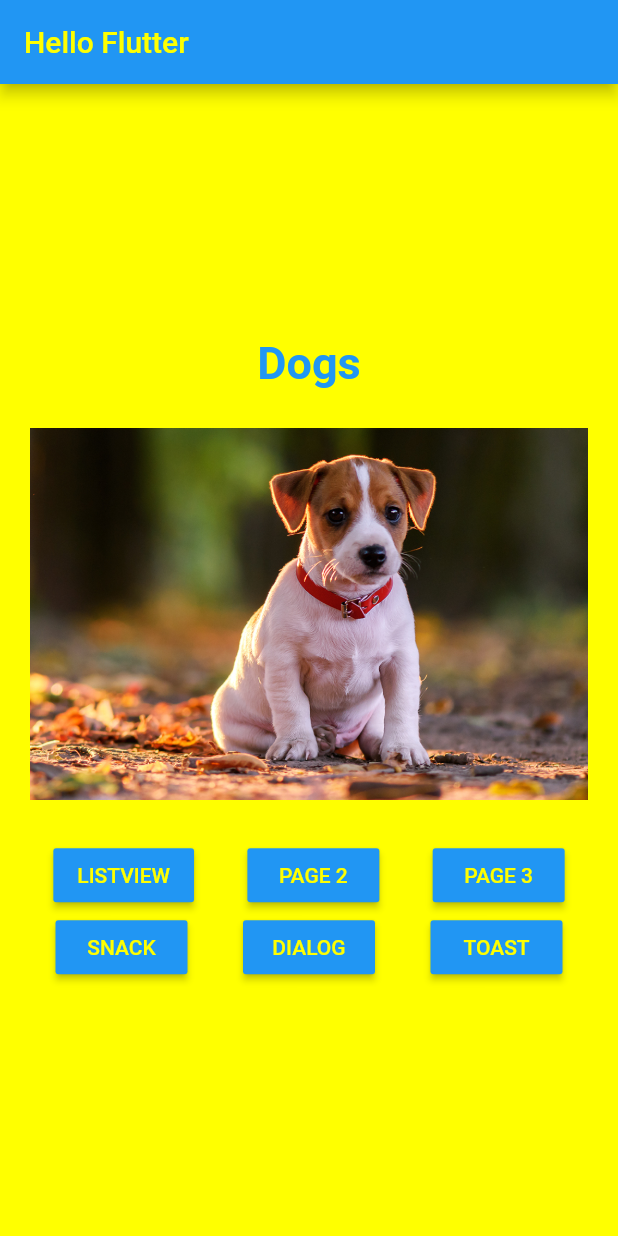
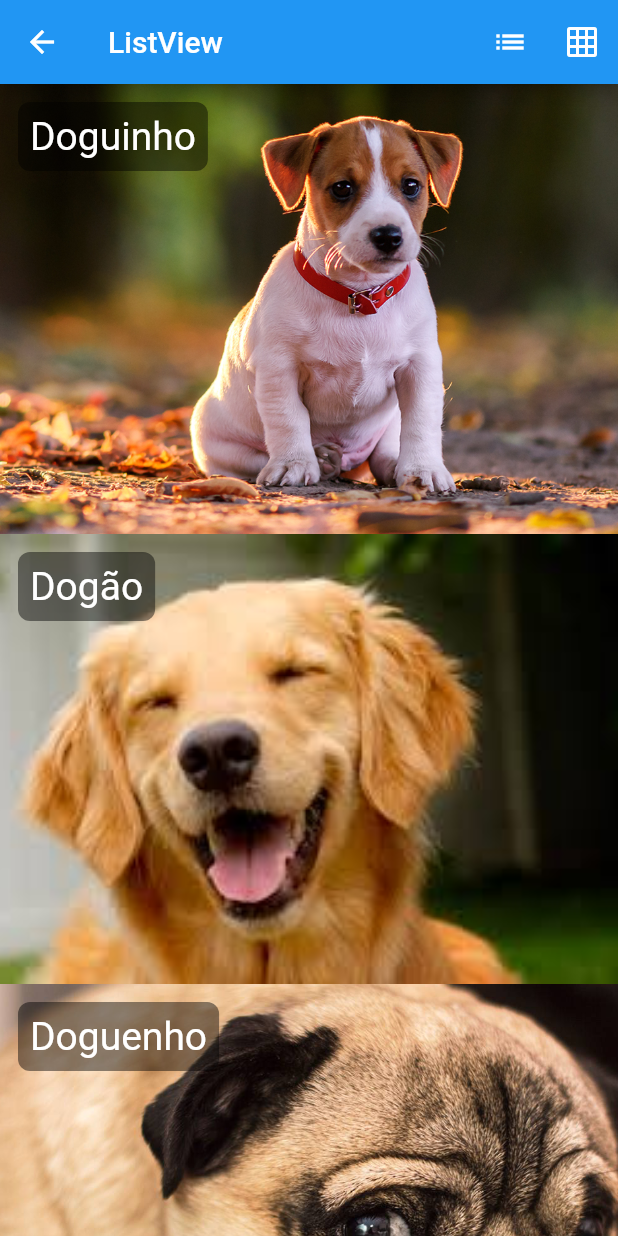
Before and after one commit to luizjacomn/widgets_test, a Flutter app: the screen it shows after launch, after a tap on "LISTVIEW", on a phone screen of 412 x 824 dp. Run offline on Flutter 3.47's test engine with Material 2 defaults, Android fonts, the phone set to English and light mode, and no system bars.

Commit message:
Lists e Grid views

```diff
--- a/lib/src/pages/home_page.dart
+++ b/lib/src/pages/home_page.dart
@@ -2,8 +2,11 @@ import 'dart:io';
 
 import 'package:flutter/cupertino.dart';
 import 'package:flutter/material.dart';
+import 'package:widgets_test/src/pages/list_view_page.dart';
 import 'package:widgets_test/src/pages/page_2.dart';
 import 'package:widgets_test/src/pages/page_3.dart';
+import 'package:widgets_test/src/utils/nav.dart';
+import 'package:widgets_test/src/widgets/blue_button.dart';
 
 class HomePage extends StatelessWidget {
   @override
@@ -57,17 +60,17 @@ class HomePage extends StatelessWidget {
         Row(
           mainAxisAlignment: MainAxisAlignment.spaceEvenly,
           children: <Widget>[
-            _button(context, 'ListView', _listView),
-            _button(context, 'Page 2', () => _navigate(context, Page2())),
-            _button(context, 'Page 3', () => _navigate(context, Page3())),
+            BlueButton('ListView', () => _navigate(context, ListViewPage())),
+            BlueButton('Page 2', () => _navigate(context, Page2())),
+            BlueButton('Page 3', () => _navigate(context, Page3())),
           ],
         ),
         Row(
           mainAxisAlignment: MainAxisAlignment.spaceEvenly,
           children: <Widget>[
-            _button(context, 'Snack', _snack),
-            _button(context, 'Dialog', _dialog),
-            _button(context, 'Toast', _toast),
+            BlueButton('Snack', _snack),
+            BlueButton('Dialog', _dialog),
+            BlueButton('Toast', _toast),
           ],
         ),
       ],
@@ -86,15 +89,6 @@ class HomePage extends StatelessWidget {
     );
   }
 
-  _button(BuildContext context, String text, Function onPressed) {
-    return RaisedButton(
-      color: Colors.blue,
-      textColor: Colors.yellowAccent,
-      child: Text(text.toUpperCase()),
-      onPressed: onPressed,
-    );
-  }
-
   _text() {
     return Text(
       'Dogs',
@@ -107,12 +101,8 @@ class HomePage extends StatelessWidget {
   }
 
   Future _navigate(BuildContext context, Widget page) async {
-    String msg = await Navigator.push(context, CupertinoPageRoute(builder: (context) => page));
+    String msg = await push(context, page);
     print('>> $msg');
-  }
-
-  void _listView() {
-    print('list view');
   }
 
   void _snack() {
--- /dev/null
+++ b/lib/src/pages/list_view_page.dart
@@ -0,0 +1,110 @@
+import 'package:flutter/material.dart';
+import 'package:widgets_test/src/pages/dog_page.dart';
+import 'package:widgets_test/src/utils/nav.dart';
+
+class Dog {
+  String name;
+  String imgUrl;
+
+  Dog(this.name, this.imgUrl);
+}
+
+class ListViewPage extends StatefulWidget {
+  @override
+  _ListViewPageState createState() => _ListViewPageState();
+}
+
+class _ListViewPageState extends State<ListViewPage> {
+  bool isList = true;
+
+  @override
+  Widget build(BuildContext context) {
+    return Scaffold(
+      appBar: AppBar(
+        title: Text('ListView'),
+        actions: <Widget>[
+          IconButton(
+            icon: Icon(Icons.list),
+            onPressed: () {
+              setState(() {
+                isList = true;
+              });
+            },
+          ),
+          IconButton(
+            icon: Icon(Icons.grid_on),
+            onPressed: () {
+              setState(() {
+                isList = false;
+              });
+            },
+          ),
+        ],
+      ),
+      body: _body(),
+    );
+  }
+
+  _body() {
+    List<Dog> dogs = [
+      Dog('Doguinho', 'assets/images/dog1.png'),
+      Dog('Dogão', 'assets/images/dog2.png'),
+      Dog('Doguenho', 'assets/images/dog3.png'),
+      Dog('Dogãozão', 'assets/images/dog4.png'),
+      Dog('Dog', 'assets/images/dog5.png'),
+    ];
+
+    return isList
+        ? ListView.builder(
+            itemExtent: 300,
+            itemCount: dogs.length,
+            itemBuilder: (context, index) {
+              return _buildItems(dogs, index);
+            },
+          )
+        : GridView.builder(
+            gridDelegate:
+                SliverGridDelegateWithFixedCrossAxisCount(crossAxisCount: 2),
+            itemCount: dogs.length,
+            itemBuilder: (context, index) {
+              return _buildItems(dogs, index);
+            },
+          );
+  }
+
+  _buildItems(List<Dog> dogs, int index) {
+    return GestureDetector(
+      onTap: () {
+        push(context, DogPage(dog: dogs[index]));
+      },
+      child: Stack(
+        fit: StackFit.expand,
+        children: <Widget>[
+          Hero(
+            tag: dogs[index].name,
+            child: _image(dogs[index].imgUrl),
+          ),
+          Align(
+            alignment: Alignment.topLeft,
+            child: Container(
+              margin: const EdgeInsets.all(12),
+              padding: const EdgeInsets.all(8),
+              decoration: BoxDecoration(
+                  color: Colors.black45,
+                  borderRadius: BorderRadius.circular(8)),
+              child: Text(
+                dogs[index].name,
+                style: TextStyle(
+                  color: Colors.white,
+                  fontSize: 26,
+                ),
+              ),
+            ),
+          ),
+        ],
+      ),
+    );
+  }
+
+  _image(String img) => Image.asset(img, fit: BoxFit.cover);
+}
--- /dev/null
+++ b/lib/src/utils/nav.dart
@@ -0,0 +1,11 @@
+import 'package:flutter/cupertino.dart';
+import 'package:flutter/material.dart';
+
+Future push(BuildContext context, Widget page) {
+  return Navigator.push(
+      context, CupertinoPageRoute(builder: (context) => page));
+}
+
+bool pop(BuildContext context, {toReturn}) {
+  return Navigator.pop(context, toReturn);
+}
--- /dev/null
+++ b/lib/src/widgets/blue_button.dart
@@ -0,0 +1,21 @@
+import 'package:flutter/material.dart';
+
+class BlueButton extends StatelessWidget {
+  final String text;
+  final Function onPressed;
+
+  BlueButton(this.text, this.onPressed);
+
+  @override
+  Widget build(BuildContext context) {
+    return RaisedButton(
+      color: Colors.blue,
+      textColor: Colors.yellowAccent,
+      child: Text(
+        text.toUpperCase(),
+        style: TextStyle(fontSize: 20),
+      ),
+      onPressed: onPressed,
+    );
+  }
+}
```
Also changed, not shown: lib/src/pages/dog_page.dart (added, +24 -0 lines), lib/src/pages/page_2.dart (+8 -5 lines), lib/src/pages/page_3.dart (+8 -5 lines).
